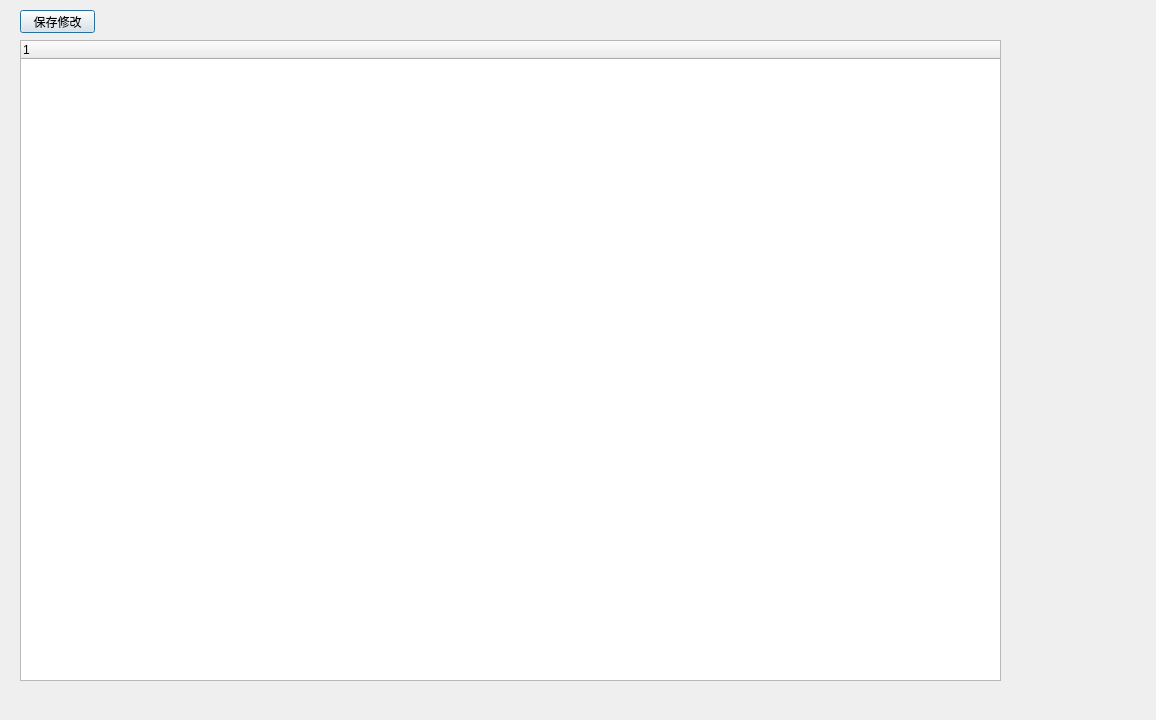
Before: the Qt Designer form ui/settings.ui in naivete13sky/epvs, drawn with Qt 5.
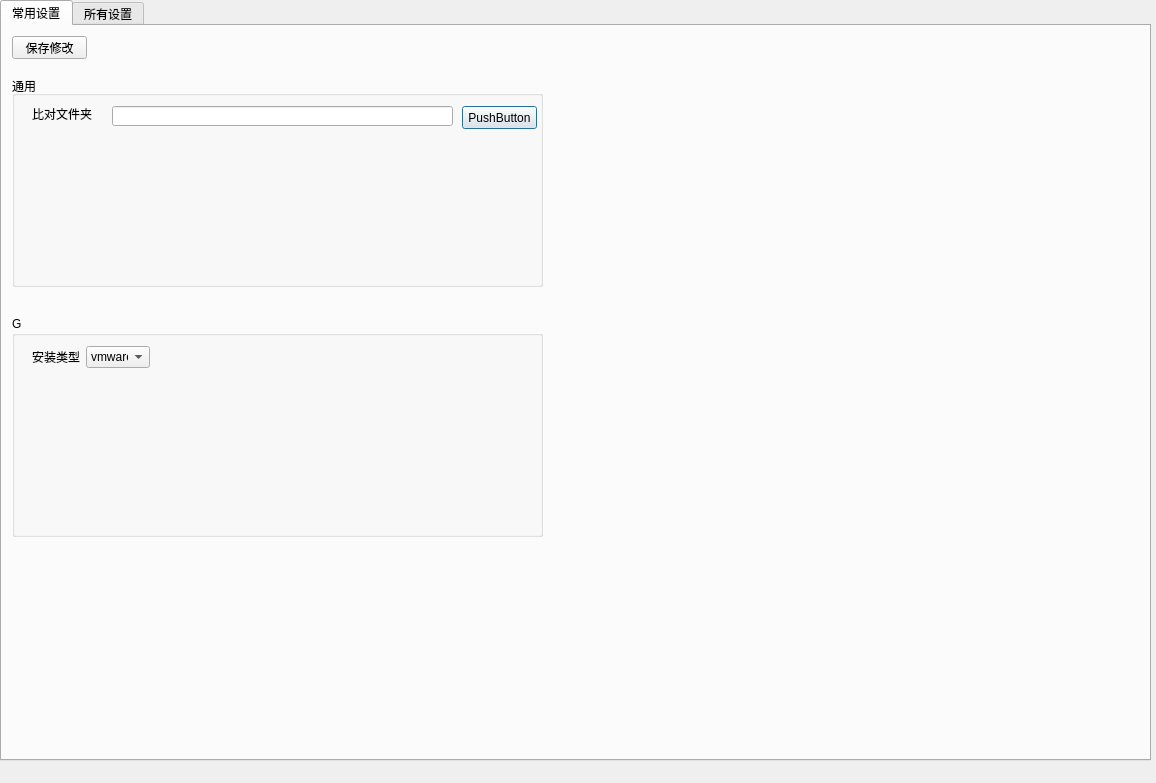
After: the same form once the commit is applied.

Commit message: 20230519-1 ok 设置增加了常用设置

```diff
--- a/ui/settings.ui
+++ b/ui/settings.ui
@@ -7,39 +7,170 @@
     <x>0</x>
     <y>0</y>
     <width>1156</width>
-    <height>720</height>
+    <height>783</height>
    </rect>
   </property>
   <property name="windowTitle">
    <string>配置</string>
   </property>
-  <widget class="QTreeWidget" name="treeWidgetSettings">
+  <widget class="QTabWidget" name="tabWidgetSettings">
    <property name="geometry">
     <rect>
-     <x>20</x>
-     <y>40</y>
-     <width>981</width>
-     <height>641</height>
+     <x>0</x>
+     <y>0</y>
+     <width>1151</width>
+     <height>761</height>
     </rect>
    </property>
-   <column>
-    <property name="text">
-     <string notr="true">1</string>
-    </property>
-   </column>
-  </widget>
-  <widget class="QPushButton" name="pushButtonSave">
-   <property name="geometry">
-    <rect>
-     <x>20</x>
-     <y>10</y>
-     <width>75</width>
-     <height>23</height>
-    </rect>
+   <property name="currentIndex">
+    <number>0</number>
    </property>
-   <property name="text">
-    <string>保存修改</string>
-   </property>
+   <widget class="QWidget" name="tabCommonSettings">
+    <attribute name="title">
+     <string>常用设置</string>
+    </attribute>
+    <widget class="QGroupBox" name="groupBoxSettingsG">
+     <property name="geometry">
+      <rect>
+       <x>10</x>
+       <y>290</y>
+       <width>531</width>
+       <height>221</height>
+      </rect>
+     </property>
+     <property name="title">
+      <string>G</string>
+     </property>
+     <widget class="QWidget" name="">
+      <property name="geometry">
+       <rect>
+        <x>20</x>
+        <y>30</y>
+        <width>118</width>
+        <height>22</height>
+       </rect>
+      </property>
+      <layout class="QHBoxLayout" name="horizontalLayout">
+       <item>
+        <widget class="QLabel" name="label_2">
+         <property name="text">
+          <string>安装类型</string>
+         </property>
+        </widget>
+       </item>
+       <item>
+        <widget class="QComboBox" name="comboBoxSettingsGSetupType">
+         <item>
+          <property name="text">
+           <string>vmware</string>
+          </property>
+         </item>
+         <item>
+          <property name="text">
+           <string>local</string>
+          </property>
+         </item>
+        </widget>
+       </item>
+      </layout>
+     </widget>
+    </widget>
+    <widget class="QGroupBox" name="groupBoxSettingsGeneral">
+     <property name="geometry">
+      <rect>
+       <x>10</x>
+       <y>50</y>
+       <width>531</width>
+       <height>211</height>
+      </rect>
+     </property>
+     <property name="title">
+      <string>通用</string>
+     </property>
+     <widget class="QLabel" name="label">
+      <property name="geometry">
+       <rect>
+        <x>20</x>
+        <y>30</y>
+        <width>71</width>
+        <height>16</height>
+       </rect>
+      </property>
+      <property name="text">
+       <string>比对文件夹</string>
+      </property>
+     </widget>
+     <widget class="QLineEdit" name="lineEdit">
+      <property name="geometry">
+       <rect>
+        <x>100</x>
+        <y>30</y>
+        <width>341</width>
+        <height>20</height>
+       </rect>
+      </property>
+     </widget>
+     <widget class="QPushButton" name="pushButton">
+      <property name="geometry">
+       <rect>
+        <x>450</x>
+        <y>30</y>
+        <width>75</width>
+        <height>23</height>
+       </rect>
+      </property>
+      <property name="text">
+       <string>PushButton</string>
+      </property>
+     </widget>
+    </widget>
+    <widget class="QPushButton" name="pushButtonSaveSettingsCommon">
+     <property name="geometry">
+      <rect>
+       <x>10</x>
+       <y>10</y>
+       <width>75</width>
+       <height>23</height>
+      </rect>
+     </property>
+     <property name="text">
+      <string>保存修改</string>
+     </property>
+    </widget>
+   </widget>
+   <widget class="QWidget" name="tabAllSettings">
+    <attribute name="title">
+     <string>所有设置</string>
+    </attribute>
+    <widget class="QPushButton" name="pushButtonSaveSettingsAll">
+     <property name="geometry">
+      <rect>
+       <x>10</x>
+       <y>10</y>
+       <width>75</width>
+       <height>23</height>
+      </rect>
+     </property>
+     <property name="text">
+      <string>保存修改</string>
+     </property>
+    </widget>
+    <widget class="QTreeWidget" name="treeWidgetSettings">
+     <property name="geometry">
+      <rect>
+       <x>10</x>
+       <y>40</y>
+       <width>1121</width>
+       <height>681</height>
+      </rect>
+     </property>
+     <column>
+      <property name="text">
+       <string notr="true">1</string>
+      </property>
+     </column>
+    </widget>
+   </widget>
   </widget>
  </widget>
  <resources/>
```
The commit also changes 3 other files.
